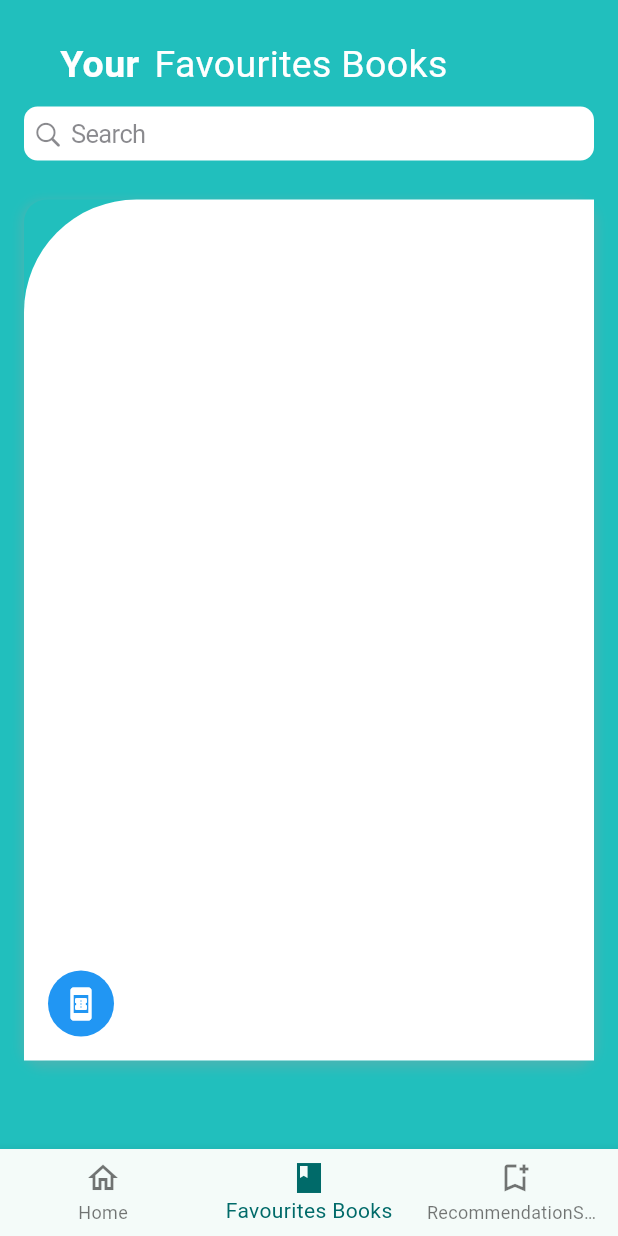
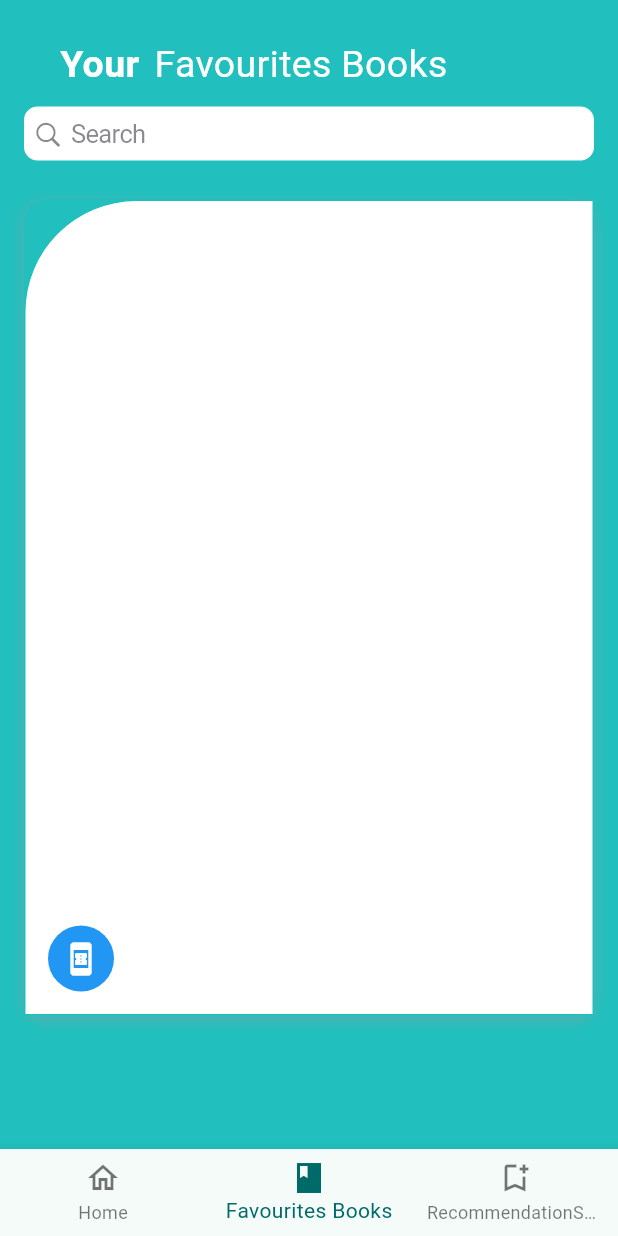
Before and after one commit to nitay658/booksListing-main, a Flutter app: the screen it shows after launch, item 2 of the bottom bar chosen, on a phone screen of 412 x 824 dp. Run offline on Flutter 3.47's test engine with Material 3 defaults, Android fonts, the phone set to English and light mode, and no system bars; our stand-ins replace cloud_firestore, csv, firebase_auth, firebase_core, firebase_database, rxdart; missing offline and left inert: excel; accounts and stored records are empty; Roboto replaces fonts that are missing (Montserrat).

Commit message:
before knn change

```diff
--- a/lib/temp_toreadsearch.dart
+++ b/lib/temp_toreadsearch.dart
@@ -150,24 +150,27 @@ class _SecondPageState extends State<SecondPage> {
           ),
         ],
       ),
-      child: Stack(
+      child: Column(children: <Widget>[Stack(
         alignment: Alignment.bottomLeft,
         children: [
-          const SizedBox(height: 40.0),
+          //const SizedBox(height: 40.0),
           if (!_localResultsEmpty) _buildMyListContainer()
           else _buildDataBaseContainer(),
           _buildAddBookButton(),
         ],
-      ),
+      )],),
     );
   }
 
   Widget _buildDataBaseContainer() {
     return Container(
-      height: MediaQuery.of(context).size.height - 250.0,
-      decoration: const BoxDecoration(
+      height: MediaQuery.of(context).size.height - 280,
+      decoration: BoxDecoration(
+        border: Border.all(color: const Color(0xFF21BFBD),
+          style: BorderStyle.solid,
+          width: 1.0,),
         color: Colors.grey,
-        borderRadius: BorderRadius.only(topLeft: Radius.circular(75.0)),
+        borderRadius: const BorderRadius.only(topLeft: Radius.circular(75.0)),
       ),
       child: StreamBuilder<List<Book>>(
         stream: _databaseSearchController.stream,
@@ -181,10 +184,12 @@ class _SecondPageState extends State<SecondPage> {
 
   Widget _buildMyListContainer() {
     return Container(
-      height: MediaQuery.of(context).size.height - 250.0,
-      decoration: const BoxDecoration(
+      height: MediaQuery.of(context).size.height - 280.0,
+      decoration: BoxDecoration(border: Border.all(color: const Color(0xFF21BFBD),
+        style: BorderStyle.solid,
+        width: 1.0,),
         color: Colors.white,
-        borderRadius: BorderRadius.only(topLeft: Radius.circular(75.0)),
+        borderRadius: const BorderRadius.only(topLeft: Radius.circular(75.0)),
       ),
       child: StreamBuilder<List<Book>>(
         stream: _searchController.stream,
```
Also changed, not shown: lib/book_database.dart (+0 -34 lines).
